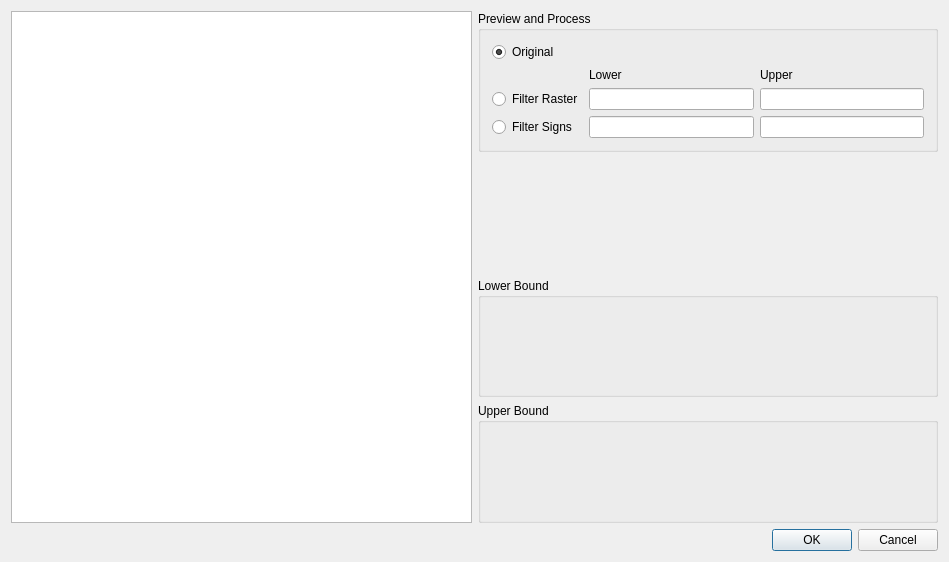
Above: SymbolScanner/WinImageFilterOptions.ui from veeman/SymbolScanner before the change. Below: the same form after it.
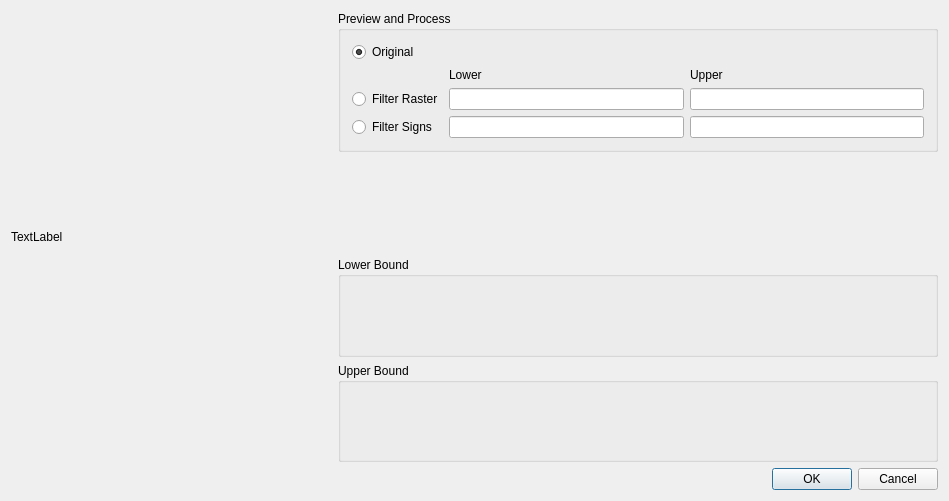
That is the form after the change. Custom widgets are drawn as their Qt base class.

Patch:
```diff
--- a/SymbolScanner/WinImageFilterOptions.ui
+++ b/SymbolScanner/WinImageFilterOptions.ui
@@ -7,7 +7,7 @@
     <x>0</x>
     <y>0</y>
     <width>949</width>
-    <height>562</height>
+    <height>501</height>
    </rect>
   </property>
   <property name="windowTitle">
@@ -17,7 +17,11 @@
    <item>
     <layout class="QHBoxLayout" name="horizontalLayout_4">
      <item>
-      <widget class="QGraphicsView" name="graphicsViewProcessed"/>
+      <widget class="QAspectRatioPixmapLabel" name="labelImage">
+       <property name="text">
+        <string>TextLabel</string>
+       </property>
+      </widget>
      </item>
      <item>
       <widget class="QWidget" name="widget" native="true">
@@ -196,6 +200,11 @@
     <signal>colorChanged(QColor)</signal>
    </slots>
   </customwidget>
+  <customwidget>
+   <class>QAspectRatioPixmapLabel</class>
+   <extends>QLabel</extends>
+   <header>QAspectRatioPixmapLabel.h</header>
+  </customwidget>
  </customwidgets>
  <resources/>
  <connections/>
```
